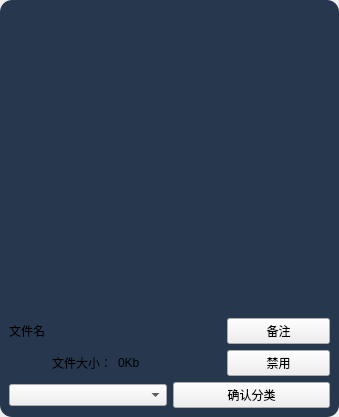
Above: comp/modcard.ui from xiaoan-1/l4d2-mod-manager before the change. Below: the same form after it.
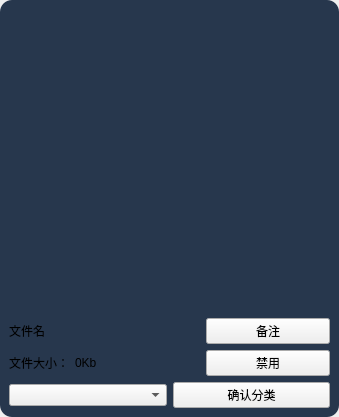
That is the form after the change.

The edit to the form file:
```diff
--- a/comp/modcard.ui
+++ b/comp/modcard.ui
@@ -84,11 +84,17 @@
        <layout class="QGridLayout" name="gridLayout">
         <item row="1" column="0">
          <widget class="QLabel" name="label_3">
+          <property name="sizePolicy">
+           <sizepolicy hsizetype="Maximum" vsizetype="Preferred">
+            <horstretch>0</horstretch>
+            <verstretch>0</verstretch>
+           </sizepolicy>
+          </property>
           <property name="text">
            <string>文件大小：</string>
           </property>
           <property name="alignment">
-           <set>Qt::AlignmentFlag::AlignRight|Qt::AlignmentFlag::AlignTrailing|Qt::AlignmentFlag::AlignVCenter</set>
+           <set>Qt::AlignmentFlag::AlignLeading|Qt::AlignmentFlag::AlignLeft|Qt::AlignmentFlag::AlignVCenter</set>
           </property>
          </widget>
         </item>
```
